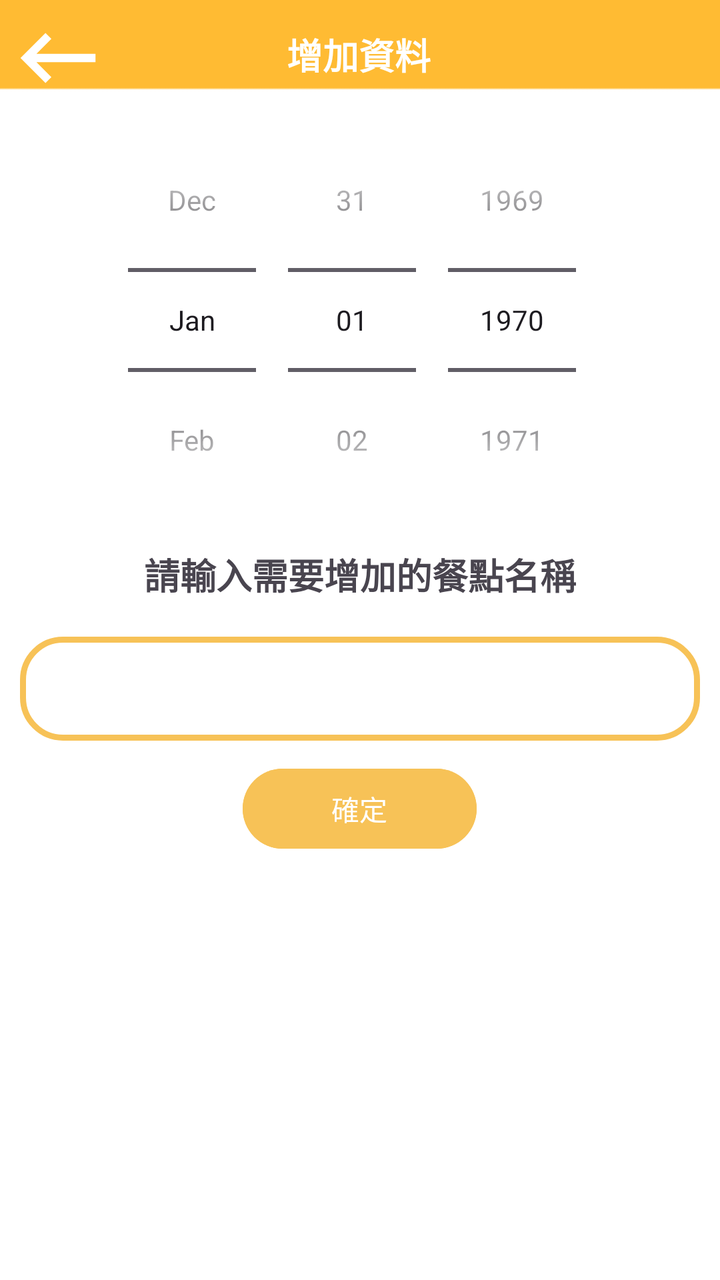
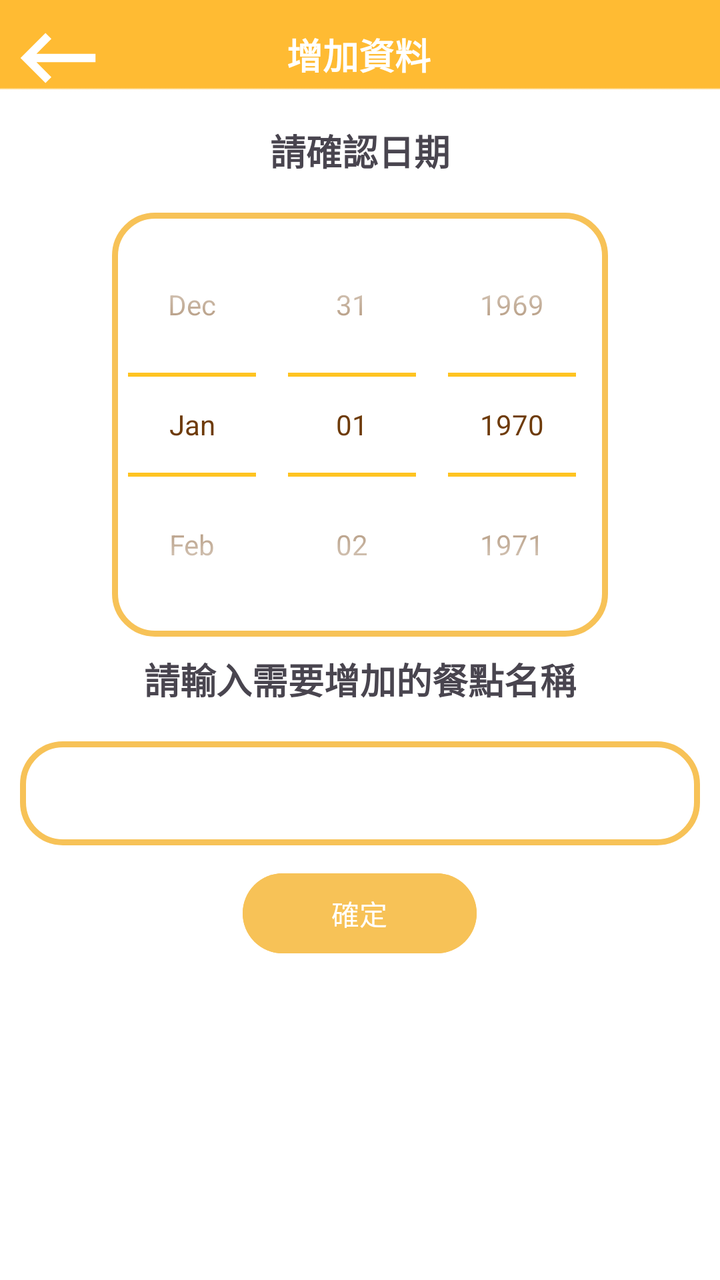

Compare the two renders of this Android layout. The source of the first and the diff that turns it into the second are given below.
<!-- AndroidManifest.xml: application theme Theme.DEMO -->
<!-- res/layout/home_add.xml -->
<?xml version="1.0" encoding="utf-8"?>
<LinearLayout xmlns:android="http://schemas.android.com/apk/res/android"
    xmlns:app="http://schemas.android.com/apk/res-auto"
    xmlns:tools="http://schemas.android.com/tools"
    android:layout_width="match_parent"
    android:layout_height="match_parent"
    android:background="@drawable/img_3"
    android:orientation="vertical">

    <androidx.constraintlayout.widget.ConstraintLayout
        android:layout_width="match_parent"
        android:layout_height="wrap_content">

        <TextView
            android:id="@+id/text6"
            android:layout_width="wrap_content"
            android:layout_height="wrap_content"
            android:text="增加資料"
            android:textColor="#FFFFFF"
            android:textSize="18sp"
            android:textStyle="bold"
            app:layout_constraintBottom_toBottomOf="parent"
            app:layout_constraintEnd_toEndOf="parent"
            app:layout_constraintHorizontal_bias="0.498"
            app:layout_constraintStart_toStartOf="parent"
            app:layout_constraintTop_toTopOf="parent" />

        <ImageView
            android:id="@+id/imgBack"
            android:layout_width="50dp"
            android:layout_height="50dp"
            android:layout_marginStart="4dp"
            android:layout_marginTop="4dp"
            app:layout_constraintStart_toStartOf="parent"
            app:layout_constraintTop_toTopOf="parent"
            app:srcCompat="@drawable/keyboard_backspace" />

    </androidx.constraintlayout.widget.ConstraintLayout>

    <DatePicker
        android:layout_width="wrap_content"
        android:layout_height="wrap_content"
        android:datePickerMode="spinner"
        android:layout_gravity="center"
        android:calendarViewShown="false"
        />


    <TextView
        android:id="@+id/text"
        android:layout_width="match_parent"
        android:layout_height="wrap_content"
        android:layout_margin="8dp"
        android:gravity="center"
        android:text="請輸入需要增加的餐點名稱"
        android:textSize="18sp"
        android:textStyle="bold"
        />



    <EditText
        android:id="@+id/editTextText"
        android:layout_width="match_parent"
        android:layout_height="52dp"
        android:layout_margin="10dp"

        android:background="@drawable/custome"
        android:ems="10"
        android:inputType="text"
        android:textSize="18sp" />

    <Button
        android:id="@+id/button2"
        android:layout_width="117dp"
        android:layout_height="wrap_content"
        android:layout_gravity="center"
        android:backgroundTint="@color/FF"
        android:text="確定" />


</LinearLayout>
<!-- resources referenced by this layout -->
<resources>
  <color name="FF">#F7C257</color>
  <!-- drawable custome (drawable) -->
  <?xml version="1.0" encoding="utf-8"?>
  <shape xmlns:android="http://schemas.android.com/apk/res/android"
      android:shape="rectangle"
      >
  
      <stroke
          android:width="3dp"
          android:color="@color/FF"/>
      <corners
          android:radius="20dp"/>
  </shape>
  <!-- drawable img_3: png bitmap (drawable, 2198 bytes) -->
  <!-- drawable keyboard_backspace (drawable) -->
  <vector android:autoMirrored="true" android:height="24dp"
      android:tint="#FFFFFF" android:viewportHeight="24"
      android:viewportWidth="24" android:width="24dp" xmlns:android="http://schemas.android.com/apk/res/android">
      <path android:fillColor="@android:color/white" android:pathData="M21,11H6.83l3.58,-3.59L9,6l-6,6 6,6 1.41,-1.41L6.83,13H21z"/>
  </vector>
  <style name="Theme.DEMO" parent="Base.Theme.DEMO" />
  <style name="Base.Theme.DEMO" parent="Theme.Material3.DayNight.NoActionBar">
          
          
      </style>
</resources>

<!-- the commit's change to res/layout/home_add.xml (unified diff, before → after) -->
@@ -36,14 +36,29 @@
             app:srcCompat="@drawable/keyboard_backspace" />
 
     </androidx.constraintlayout.widget.ConstraintLayout>
+    <TextView
+        android:id="@+id/text5"
+        android:layout_width="match_parent"
+        android:layout_height="wrap_content"
+        android:layout_margin="8dp"
+        android:gravity="center"
+        android:text="請確認日期"
+        android:textSize="18sp"
+        android:textStyle="bold"
+        android:layout_marginTop="15dp"
+        />
 
     <DatePicker
+        android:id="@+id/datePicker"
         android:layout_width="wrap_content"
         android:layout_height="wrap_content"
+        android:background="@drawable/custome"
+        android:calendarViewShown="false"
         android:datePickerMode="spinner"
+        android:spinnersShown="true"
+        android:theme="@style/Theme.picker"
         android:layout_gravity="center"
-        android:calendarViewShown="false"
-        />
+        android:layout_marginTop="10dp"/>
 
 
     <TextView
@@ -55,23 +70,22 @@
         android:text="請輸入需要增加的餐點名稱"
         android:textSize="18sp"
         android:textStyle="bold"
+        android:layout_marginTop="15dp"
         />
-
-
-
     <EditText
-        android:id="@+id/editTextText"
+        android:id="@+id/edtFood"
         android:layout_width="match_parent"
         android:layout_height="52dp"
         android:layout_margin="10dp"
-
         android:background="@drawable/custome"
         android:ems="10"
         android:inputType="text"
-        android:textSize="18sp" />
+        android:textSize="18sp"
+        android:layout_marginTop="10dp"
+        android:padding="12dp"/>
 
     <Button
-        android:id="@+id/button2"
+        android:id="@+id/btnAddClick"
         android:layout_width="117dp"
         android:layout_height="wrap_content"
         android:layout_gravity="center"
<!-- resource entries referenced after the edit -->
@@ -20,10 +20,20 @@
       android:viewportWidth="24" android:width="24dp" xmlns:android="http://schemas.android.com/apk/res/android">
       <path android:fillColor="@android:color/white" android:pathData="M21,11H6.83l3.58,-3.59L9,6l-6,6 6,6 1.41,-1.41L6.83,13H21z"/>
   </vector>
+  <style name="Theme.picker" parent="Theme.AppCompat.Light">
+          
+          <item name="colorControlNormal">#FFBB00</item>
+          <item name="android:editTextStyle">@style/Widget.EditText.White</item>
+      </style>
   <style name="Theme.DEMO" parent="Base.Theme.DEMO" />
+  <style name="Widget.EditText.White" parent="@android:style/Widget.EditText">
+          
+          <item name="android:textColor">@color/iconcolor</item>
+      </style>
   <style name="Base.Theme.DEMO" parent="Theme.Material3.DayNight.NoActionBar">
           
           
       </style>
+  <color name="iconcolor">#6E3B09</color>
 </resources>
 
